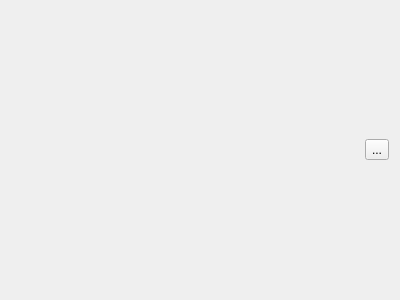
Above: plotarea.ui from arntanguy/STS-simulator before the change. Below: the same form after it.
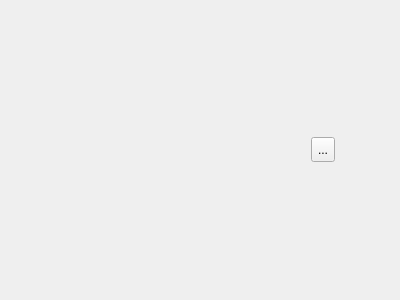
That is the form after the change. Custom widgets are drawn as their Qt base class.

Diff of the .ui file:
```diff
--- a/plotarea.ui
+++ b/plotarea.ui
@@ -15,7 +15,14 @@
   </property>
   <layout class="QGridLayout" name="gridLayout">
    <item row="0" column="0">
-    <widget class="PlotWidget" name="widget" native="true"/>
+    <widget class="PlotWidget" name="plotWidget" native="true">
+     <property name="maximumSize">
+      <size>
+       <width>188</width>
+       <height>282</height>
+      </size>
+     </property>
+    </widget>
    </item>
    <item row="0" column="1">
     <layout class="QVBoxLayout" name="verticalLayout">
@@ -23,7 +30,13 @@
       <enum>QLayout::SetMinimumSize</enum>
      </property>
      <item>
-      <widget class="QToolButton" name="toolButton">
+      <widget class="QToolButton" name="plotConfigButton">
+       <property name="minimumSize">
+        <size>
+         <width>24</width>
+         <height>25</height>
+        </size>
+       </property>
        <property name="text">
         <string>...</string>
        </property>
```
